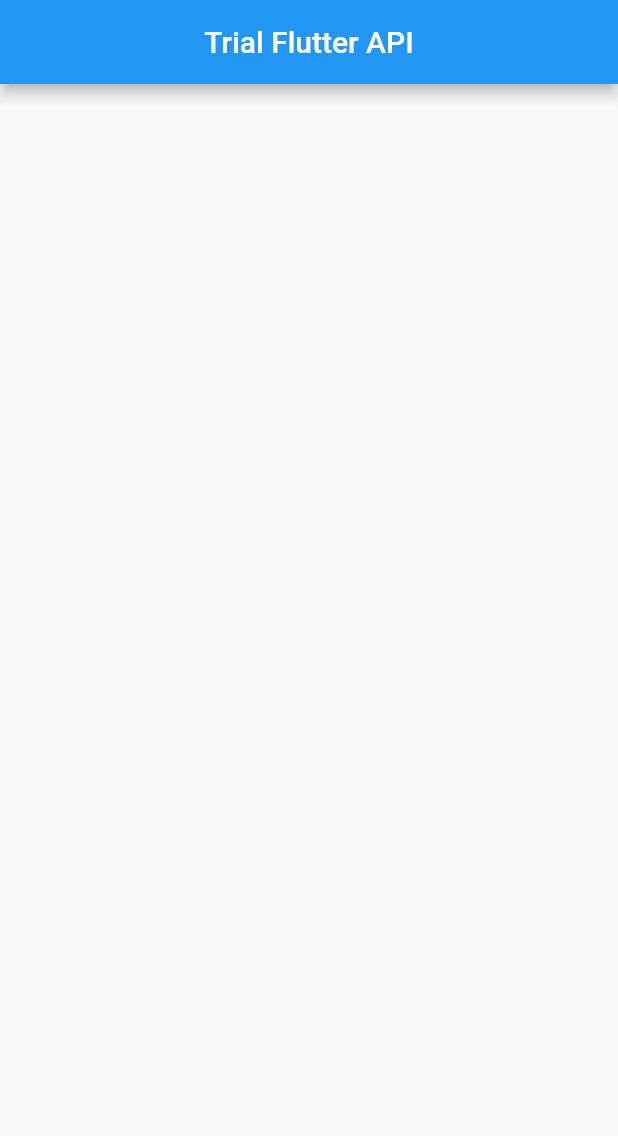
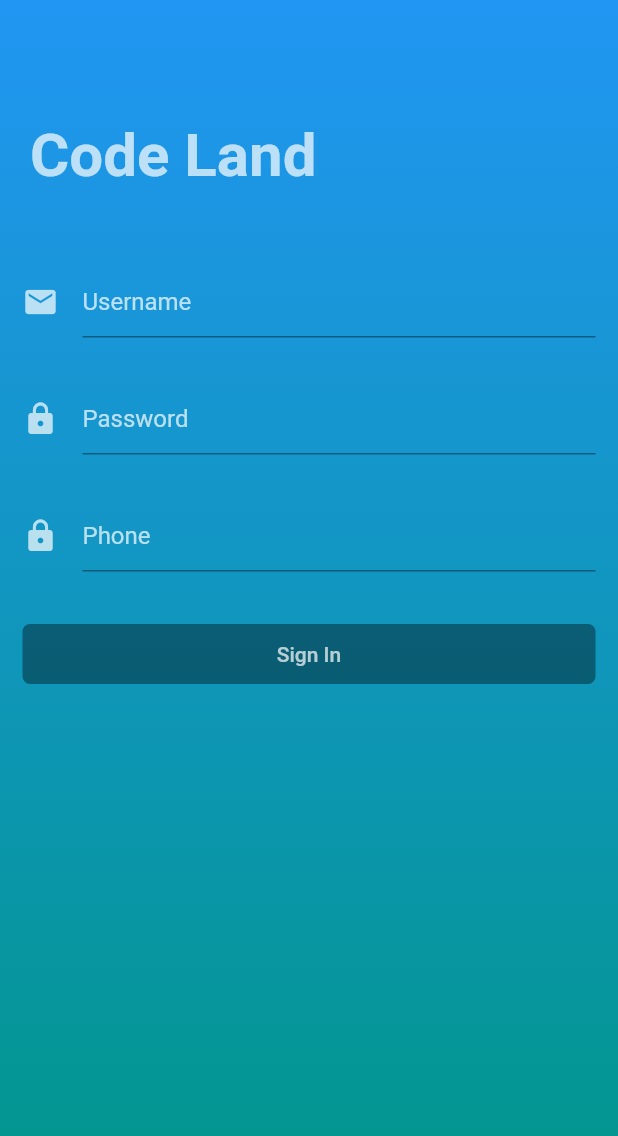
Before and after one commit to WanjiruCate/FlutterWithAPI, a Flutter app: the screen it shows after launch, on a phone screen of 412 x 824 dp. Shown: the top 1136 px of the screen. Run offline on Flutter 3.47's test engine with Material 2 defaults, Android fonts, the phone set to English and light mode, and no system bars; our stand-ins replace shared_preferences.

```diff
--- a/lib/main.dart
+++ b/lib/main.dart
@@ -1,5 +1,6 @@
 import 'package:flutter/material.dart';
 import 'package:trial_http/getting.dart';
+import 'package:trial_http/posting.dart';
 
 void main() => runApp(MyApp());
 
@@ -14,7 +15,7 @@ class MyApp extends StatelessWidget {
       theme: ThemeData(
         primarySwatch: Colors.blue,
       ),
-      home: GetEvent(),
+      home: LoginPage(),
       // routes: <String, WidgetBuilder>{
       //   '/dashboard': (BuildContext context) => new Dashboard(title: title),
       //   '/adddata': (BuildContext context) => new AddData(title: title),
--- /dev/null
+++ b/lib/posting.dart
@@ -0,0 +1,168 @@
+import 'dart:convert';
+
+import 'package:flutter/material.dart';
+import 'package:flutter/services.dart';
+import 'package:http/http.dart' as http;
+
+import 'package:shared_preferences/shared_preferences.dart';
+import 'package:trial_http/getting.dart';
+import 'package:trial_http/mainpage.dart';
+
+class LoginPage extends StatefulWidget {
+  @override
+  _LoginPageState createState() => _LoginPageState();
+}
+
+class _LoginPageState extends State<LoginPage> {
+  bool _isLoading = false;
+
+  final TextEditingController usernameController = new TextEditingController();
+  final TextEditingController passwordController = new TextEditingController();
+  final TextEditingController phoneController = new TextEditingController();
+
+  @override
+  Widget build(BuildContext context) {
+    SystemChrome.setSystemUIOverlayStyle(SystemUiOverlayStyle.light
+        .copyWith(statusBarColor: Colors.transparent));
+    return Scaffold(
+      body: Container(
+        decoration: BoxDecoration(
+          gradient: LinearGradient(
+              colors: [Colors.blue, Colors.teal],
+              begin: Alignment.topCenter,
+              end: Alignment.bottomCenter),
+        ),
+        child: _isLoading
+            ? Center(child: CircularProgressIndicator())
+            : ListView(
+                children: <Widget>[
+                  headerSection(),
+                  textSection(),
+                  buttonSection(),
+                ],
+              ),
+      ),
+    );
+  }
+
+  signIn(String username, password, phone) async {
+    String url = 'http://157.245.163.170:8000/api/v1/users/';
+
+    SharedPreferences sharedPreferences = await SharedPreferences.getInstance();
+
+    Map data = {
+      'username': username,
+      'password': password,
+      'phonenumber': phone
+    };
+
+    var jsonResponse = null;
+
+    var response = await http.post(url,
+        headers: {'Accept': 'application/json'}, body: data);
+    if (response.statusCode == 200) {
+      jsonResponse = json.decode(response.body);
+      if (jsonResponse != null) {
+        setState(() {
+          _isLoading = false;
+          sharedPreferences.setString("token", jsonResponse['token']);
+          Navigator.of(context).pushAndRemoveUntil(
+              MaterialPageRoute(builder: (BuildContext context) => MainPage()),
+              (Route<dynamic> route) => false);
+        });
+      }
+    } else {
+      setState(() {
+        _isLoading = false;
+        print(response.body);
+      });
+    }
+  }
+
+  Container buttonSection() {
+    return Container(
+      width: MediaQuery.of(context).size.width,
+      height: 40.0,
+      padding: EdgeInsets.symmetric(horizontal: 15.0),
+      margin: EdgeInsets.only(top: 15.0),
+      child: RaisedButton(
+        onPressed:
+            usernameController.text == "" || passwordController.text == ""
+                ? null
+                : () {
+                    setState(() {
+                      _isLoading = true;
+                      signIn(usernameController.text, passwordController.text,
+                          phoneController.text);
+                    });
+                  },
+        elevation: 0.0,
+        color: Colors.purple,
+        child: Text("Sign In", style: TextStyle(color: Colors.white70)),
+        shape: RoundedRectangleBorder(borderRadius: BorderRadius.circular(5.0)),
+      ),
+    );
+  }
+
+  Container textSection() {
+    return Container(
+      padding: EdgeInsets.symmetric(horizontal: 15.0, vertical: 20.0),
+      child: Column(
+        children: <Widget>[
+          TextFormField(
+            controller: usernameController,
+            cursorColor: Colors.white,
+            style: TextStyle(color: Colors.white70),
+            decoration: InputDecoration(
+              icon: Icon(Icons.email, color: Colors.white70),
+              hintText: "Username",
+              border: UnderlineInputBorder(
+                  borderSide: BorderSide(color: Colors.white70)),
+              hintStyle: TextStyle(color: Colors.white70),
+            ),
+          ),
+          SizedBox(height: 30.0),
+          TextFormField(
+            controller: passwordController,
+            cursorColor: Colors.white,
+            obscureText: true,
+            style: TextStyle(color: Colors.white70),
+            decoration: InputDecoration(
+              icon: Icon(Icons.lock, color: Colors.white70),
+              hintText: "Password",
+              border: UnderlineInputBorder(
+                  borderSide: BorderSide(color: Colors.white70)),
+              hintStyle: TextStyle(color: Colors.white70),
+            ),
+          ),
+          SizedBox(height: 30.0),
+          TextFormField(
+            controller: phoneController,
+            cursorColor: Colors.white,
+            obscureText: false,
+            style: TextStyle(color: Colors.white70),
+            decoration: InputDecoration(
+              icon: Icon(Icons.lock, color: Colors.white70),
+              hintText: "Phone",
+              border: UnderlineInputBorder(
+                  borderSide: BorderSide(color: Colors.white70)),
+              hintStyle: TextStyle(color: Colors.white70),
+            ),
+          ),
+        ],
+      ),
+    );
+  }
+
+  Container headerSection() {
+    return Container(
+      margin: EdgeInsets.only(top: 50.0),
+      padding: EdgeInsets.symmetric(horizontal: 20.0, vertical: 30.0),
+      child: Text("Code Land",
+          style: TextStyle(
+              color: Colors.white70,
+              fontSize: 40.0,
+              fontWeight: FontWeight.bold)),
+    );
+  }
+}
```
Also changed, not shown: lib/mainpage.dart (added, +53 -0 lines).
